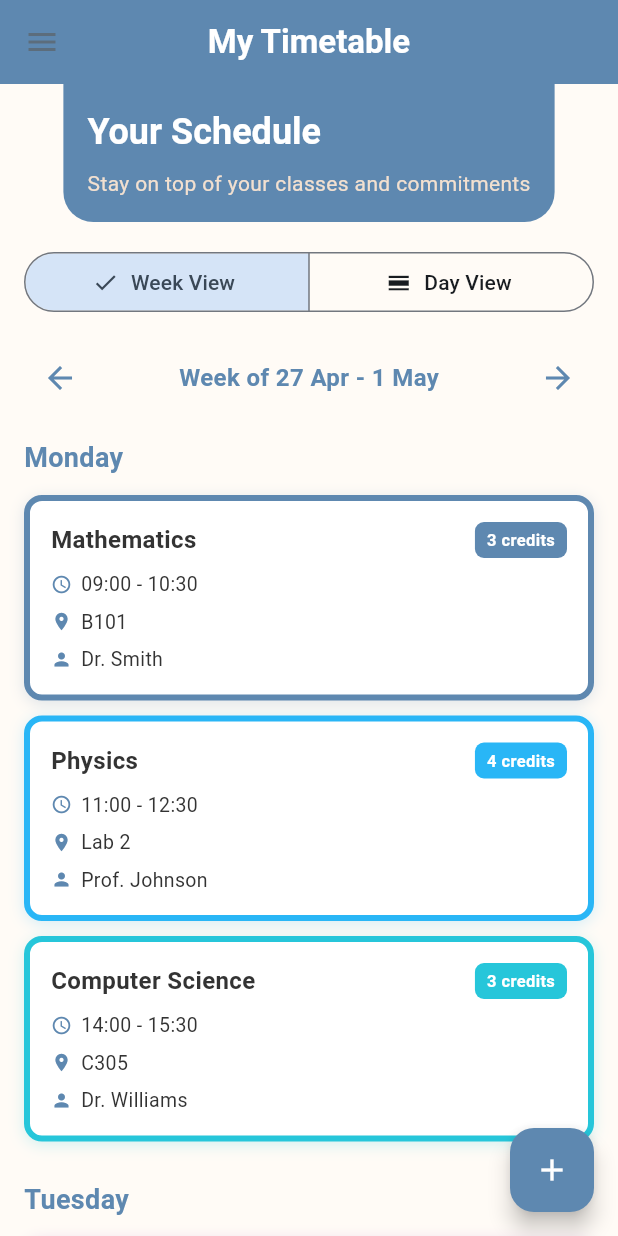
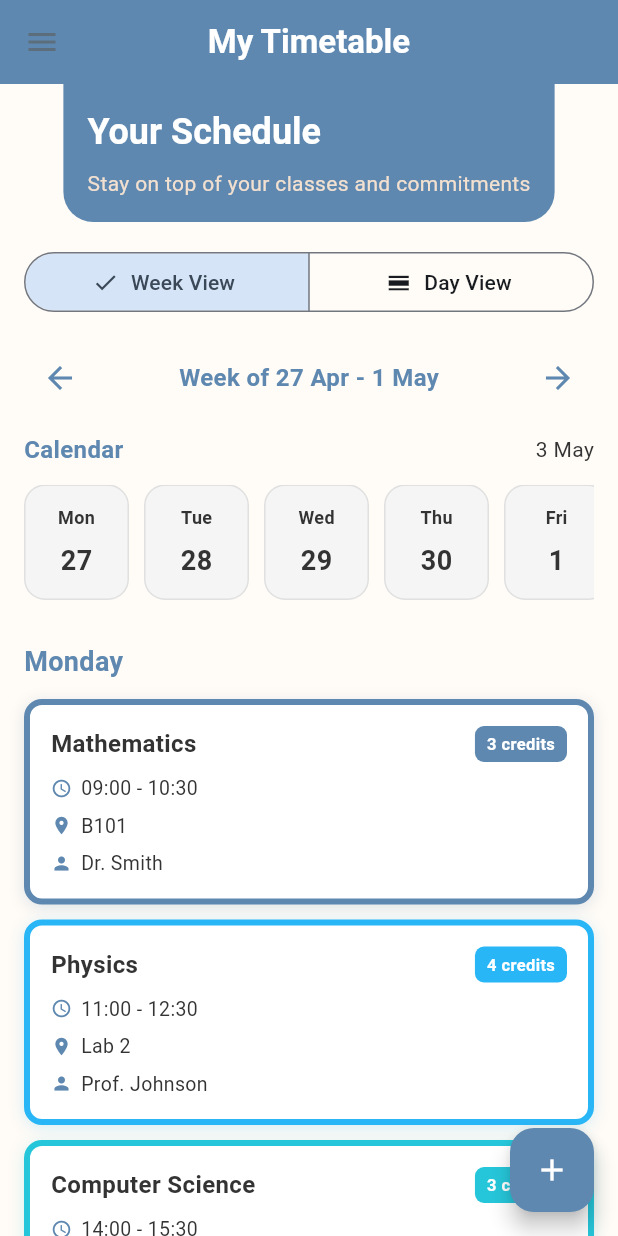
Before and after one commit to nigelberewere/campuseventsandtimetables, a Flutter app: the TimetablesPage screen opened by its route, on a phone screen of 412 x 824 dp. Run offline on Flutter 3.47's test engine with Material 3 defaults, Android fonts, the phone set to English and light mode, and no system bars.

Commit message:
I added the week view calendar

```diff
--- a/lib/pages/timetables.dart
+++ b/lib/pages/timetables.dart
@@ -12,6 +12,7 @@ class TimetablesPage extends StatefulWidget {
 
 class _TimetablesPageState extends State<TimetablesPage> {
   late DateTime _currentWeekStart;
+  late DateTime _selectedDate;
   String _selectedView = 'Week'; // 'Week' or 'Day'
 
   final List<Map<String, dynamic>> _classes = [
@@ -129,6 +130,7 @@ class _TimetablesPageState extends State<TimetablesPage> {
   void initState() {
     super.initState();
     _currentWeekStart = _getMonday(DateTime.now());
+    _selectedDate = DateTime.now();
   }
 
   DateTime _getMonday(DateTime date) {
@@ -285,6 +287,9 @@ class _TimetablesPageState extends State<TimetablesPage> {
               ),
             ),
 
+            // Calendar Strip
+            _buildCalendarStrip(),
+
             // Content View
             if (_selectedView == 'Week') _buildWeekView() else _buildDayView(),
 
@@ -302,6 +307,106 @@ class _TimetablesPageState extends State<TimetablesPage> {
         },
         backgroundColor: AppColors.blueMirage,
         child: const Icon(Icons.add, color: AppColors.white),
+      ),
+    );
+  }
+
+  Widget _buildCalendarStrip() {
+    final weekDays = List.generate(
+      7,
+      (index) => _currentWeekStart.add(Duration(days: index)),
+    );
+
+    const weekdayShortNames = [
+      'Mon',
+      'Tue',
+      'Wed',
+      'Thu',
+      'Fri',
+      'Sat',
+      'Sun',
+    ];
+
+    return Padding(
+      padding: const EdgeInsets.symmetric(horizontal: 16, vertical: 12),
+      child: Column(
+        crossAxisAlignment: CrossAxisAlignment.start,
+        children: [
+          Row(
+            mainAxisAlignment: MainAxisAlignment.spaceBetween,
+            children: [
+              const Text(
+                'Calendar',
+                style: TextStyle(
+                  fontSize: 16,
+                  fontWeight: FontWeight.bold,
+                  color: AppColors.blueMirage,
+                ),
+              ),
+              Text(
+                _formatDate(_selectedDate),
+                style: const TextStyle(
+                  fontSize: 14,
+                  color: AppColors.darkGray,
+                ),
+              ),
+            ],
+          ),
+          const SizedBox(height: 12),
+          SingleChildScrollView(
+            scrollDirection: Axis.horizontal,
+            child: Row(
+              children: weekDays.map((date) {
+                final isSelected = date.year == _selectedDate.year &&
+                    date.month == _selectedDate.month &&
+                    date.day == _selectedDate.day;
+                return GestureDetector(
+                  onTap: () {
+                    setState(() {
+                      _selectedDate = date;
+                    });
+                  },
+                  child: Container(
+                    width: 70,
+                    margin: const EdgeInsets.only(right: 10),
+                    padding: const EdgeInsets.symmetric(
+                      vertical: 12,
+                      horizontal: 8,
+                    ),
+                    decoration: BoxDecoration(
+                      color: isSelected ? AppColors.blueMirage : AppColors.lightGray,
+                      borderRadius: BorderRadius.circular(14),
+                      border: Border.all(
+                        color: isSelected ? AppColors.blueMirage : AppColors.dividerGray,
+                      ),
+                    ),
+                    child: Column(
+                      children: [
+                        Text(
+                          weekdayShortNames[date.weekday - 1],
+                          style: TextStyle(
+                            fontSize: 12,
+                            fontWeight: FontWeight.w600,
+                            color: isSelected ? AppColors.white : AppColors.darkGray,
+                          ),
+                        ),
+                        const SizedBox(height: 8),
+                        Text(
+                          '${date.day}',
+                          style: TextStyle(
+                            fontSize: 18,
+                            fontWeight: FontWeight.bold,
+                            color: isSelected ? AppColors.white : AppColors.darkGray,
+                          ),
+                        ),
+                      ],
+                    ),
+                  ),
+                );
+              }).toList(),
+            ),
+          ),
+        ],
       ),
     );
   }
--- a/pubspec.yaml
+++ b/pubspec.yaml
@@ -34,6 +34,7 @@ dependencies:
   # The following adds the Cupertino Icons font to your application.
   # Use with the CupertinoIcons class for iOS style icons.
   cupertino_icons: ^1.0.8
+  supabase_flutter: ^2.12.4
 
 dev_dependencies:
   flutter_test:
```
Also changed, not shown: pubspec.lock, 5 other files.
